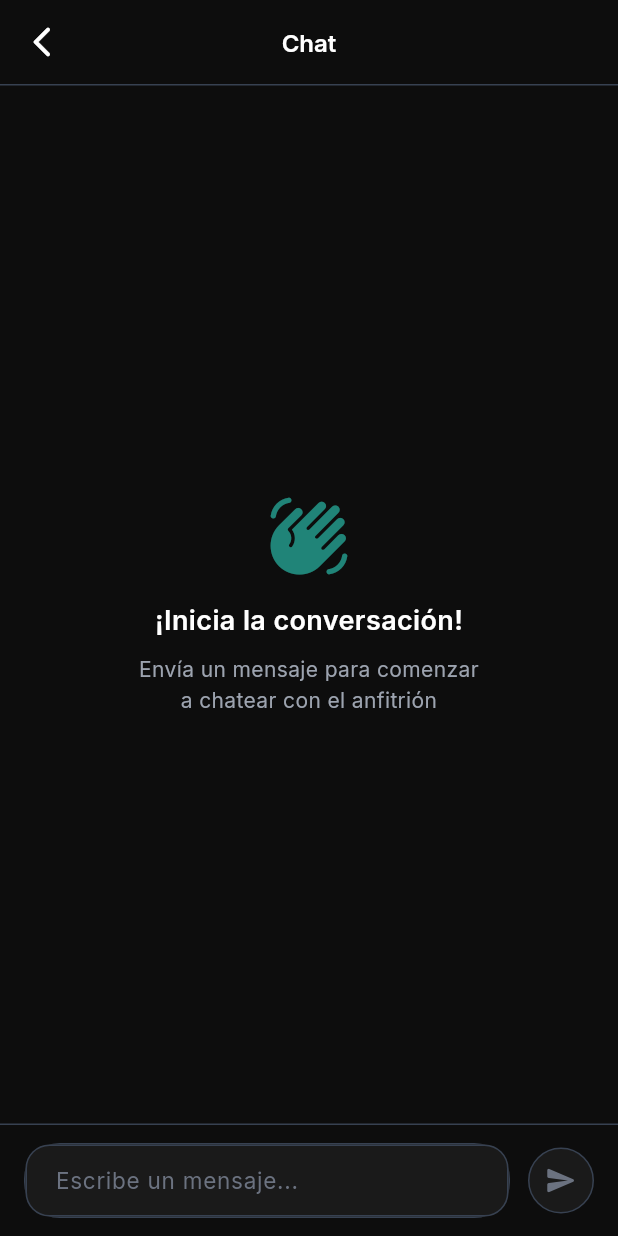
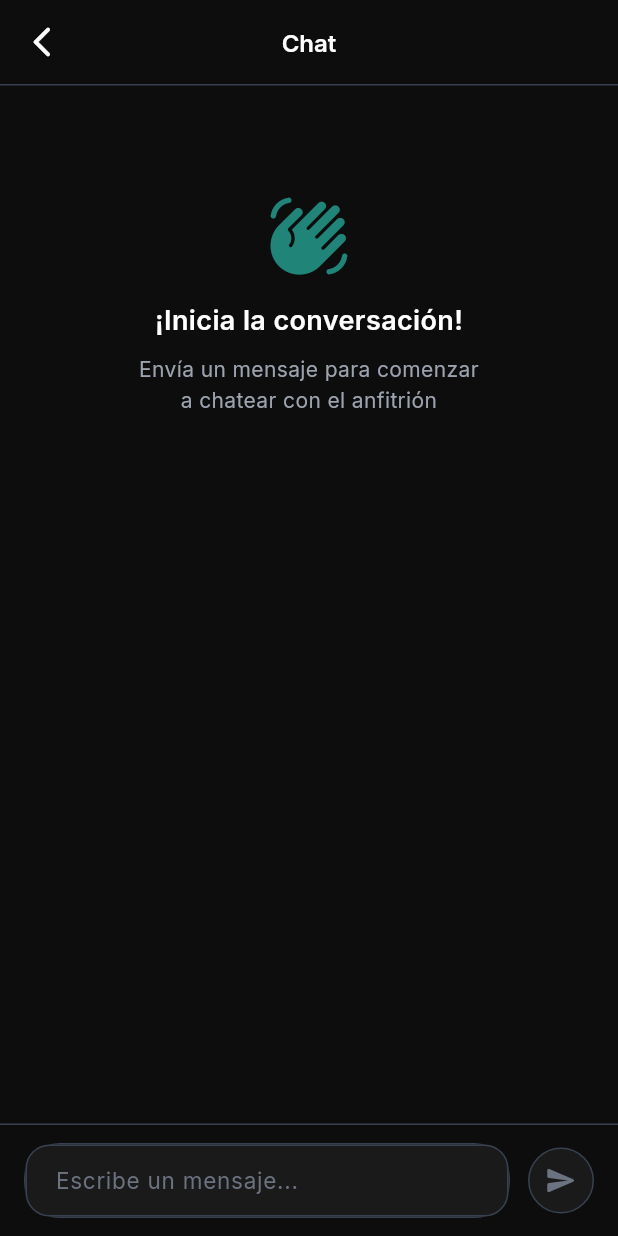
Before and after one commit to jmvillanueva-dev/HAUS-Mobil-App, a Flutter app: the ChatPage screen opened directly with empty values, on a phone screen of 412 x 824 dp. Run offline on Flutter 3.47's test engine with Material 3 defaults, Android fonts, the phone set to English and light mode, and no system bars; our stand-ins replace app_links, connectivity_plus, dartz, equatable, flutter_bloc, flutter_dotenv and 9 more; accounts and stored records are empty; network calls fail.

Commit message:
feat: Enhance chat and listing detail integration by passing additional listing information to ChatPage

```diff
--- a/lib/features/chat/presentation/pages/chat_page.dart
+++ b/lib/features/chat/presentation/pages/chat_page.dart
@@ -294,12 +294,13 @@ class _ChatPageState extends State<ChatPage> {
   }
 
   Widget _buildEmptyChat() {
-    return Center(
+    return SingleChildScrollView(
       child: Padding(
         padding: const EdgeInsets.all(32),
         child: Column(
           mainAxisSize: MainAxisSize.min,
           children: [
+            const SizedBox(height: 40),
             Icon(
               Icons.waving_hand_rounded,
               size: 56,
--- a/lib/features/listings/presentation/pages/listing_detail_page.dart
+++ b/lib/features/listings/presentation/pages/listing_detail_page.dart
@@ -69,7 +69,12 @@ class _ListingDetailPageState extends State<ListingDetailPage> {
               MaterialPageRoute(
                 builder: (_) => ChatPage(
                   conversationId: state.conversation.id,
+                  listingId: listing.id,
                   listingTitle: listing.title,
+                  listingImageUrl: listing.imageUrls.isNotEmpty
+                      ? listing.imageUrls.first
+                      : null,
+                  listingPrice: listing.price,
                   otherUserName: state.conversation.otherUserName,
                 ),
               ),
```
